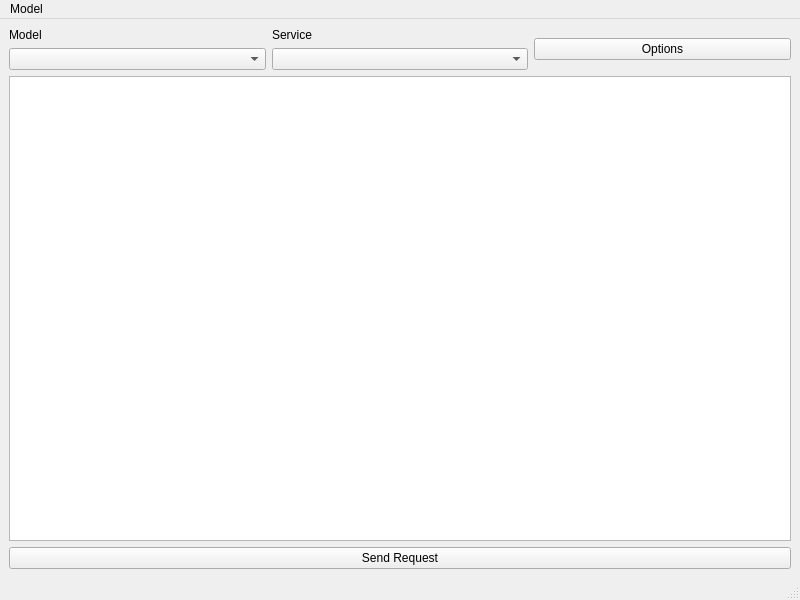
Old version of the form Gems/GenAIFramework/Code/Source/UI/AIAssistantWidget.ui in the repository RobotecAI/o3de-genai-gems.
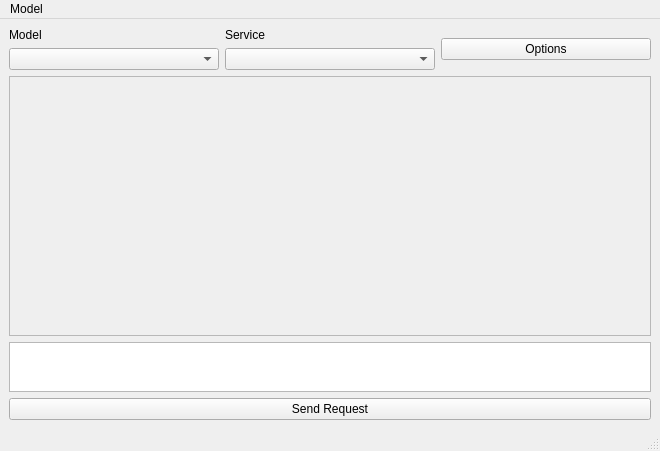
New version of the form.

Commit message: Rework AI Assistant's chat window

Patch:
```diff
--- a/Gems/GenAIFramework/Code/Source/UI/AIAssistantWidget.ui
+++ b/Gems/GenAIFramework/Code/Source/UI/AIAssistantWidget.ui
@@ -6,8 +6,8 @@
    <rect>
     <x>0</x>
     <y>0</y>
-    <width>800</width>
-    <height>600</height>
+    <width>660</width>
+    <height>451</height>
    </rect>
   </property>
   <property name="windowTitle">
@@ -17,6 +17,9 @@
    <layout class="QVBoxLayout" name="verticalLayout">
     <item>
      <layout class="QHBoxLayout" name="horizontalLayout_2">
+      <property name="spacing">
+       <number>6</number>
+      </property>
       <item>
        <layout class="QVBoxLayout" name="verticalLayout_4">
         <item>
@@ -54,10 +57,52 @@
       </item>
      </layout>
     </item>
+    <item>
+     <widget class="QScrollArea" name="scrollArea">
+      <property name="alignment">
+       <set>Qt::AlignBottom|Qt::AlignLeading|Qt::AlignLeft</set>
+      </property>
+      <widget class="QWidget" name="scrollAreaWidgetContents_2">
+       <property name="geometry">
+        <rect>
+         <x>0</x>
+         <y>0</y>
+         <width>640</width>
+         <height>248</height>
+        </rect>
+       </property>
+       <property name="sizePolicy">
+        <sizepolicy hsizetype="Expanding" vsizetype="Expanding">
+         <horstretch>0</horstretch>
+         <verstretch>0</verstretch>
+        </sizepolicy>
+       </property>
+      </widget>
+     </widget>
+    </item>
     <item>
      <layout class="QHBoxLayout" name="horizontalLayout">
       <item>
-       <widget class="QTextEdit" name="textEdit"/>
+       <widget class="QTextEdit" name="textEdit">
+        <property name="sizePolicy">
+         <sizepolicy hsizetype="Expanding" vsizetype="Fixed">
+          <horstretch>0</horstretch>
+          <verstretch>0</verstretch>
+         </sizepolicy>
+        </property>
+        <property name="maximumSize">
+         <size>
+          <width>16777215</width>
+          <height>50</height>
+         </size>
+        </property>
+        <property name="baseSize">
+         <size>
+          <width>0</width>
+          <height>0</height>
+         </size>
+        </property>
+       </widget>
       </item>
      </layout>
     </item>
@@ -75,8 +120,8 @@
     <rect>
      <x>0</x>
      <y>0</y>
-     <width>800</width>
-     <height>22</height>
+     <width>660</width>
+     <height>20</height>
     </rect>
    </property>
    <widget class="QMenu" name="menuModel">
```
The commit also changes 2 other files.
